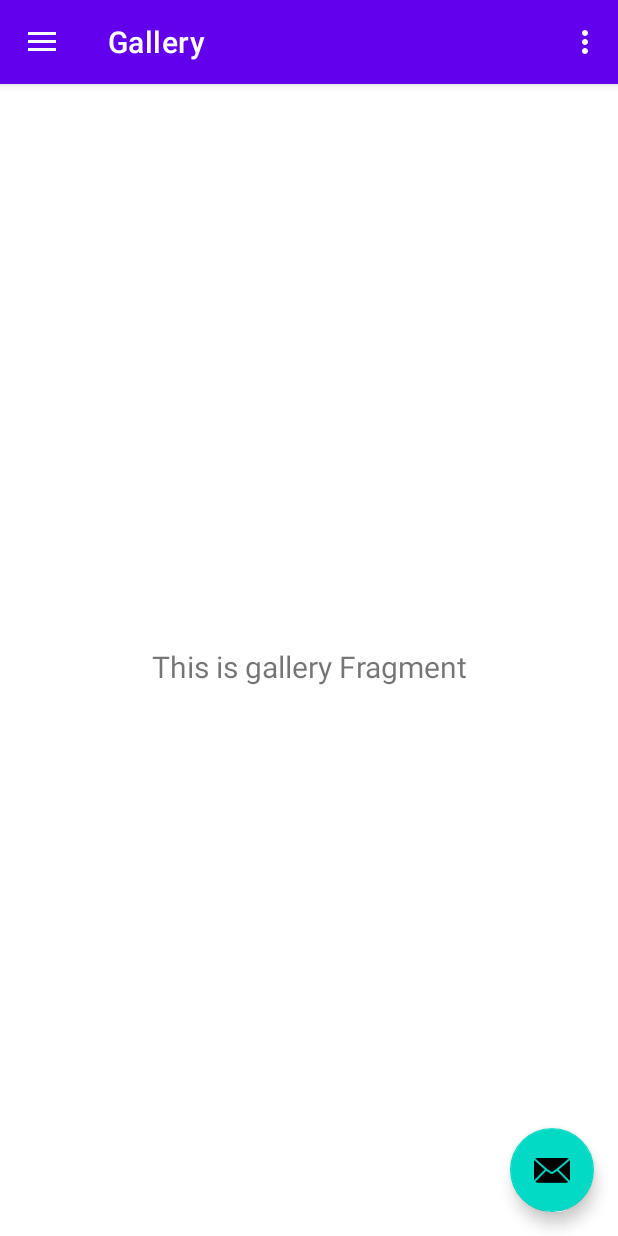
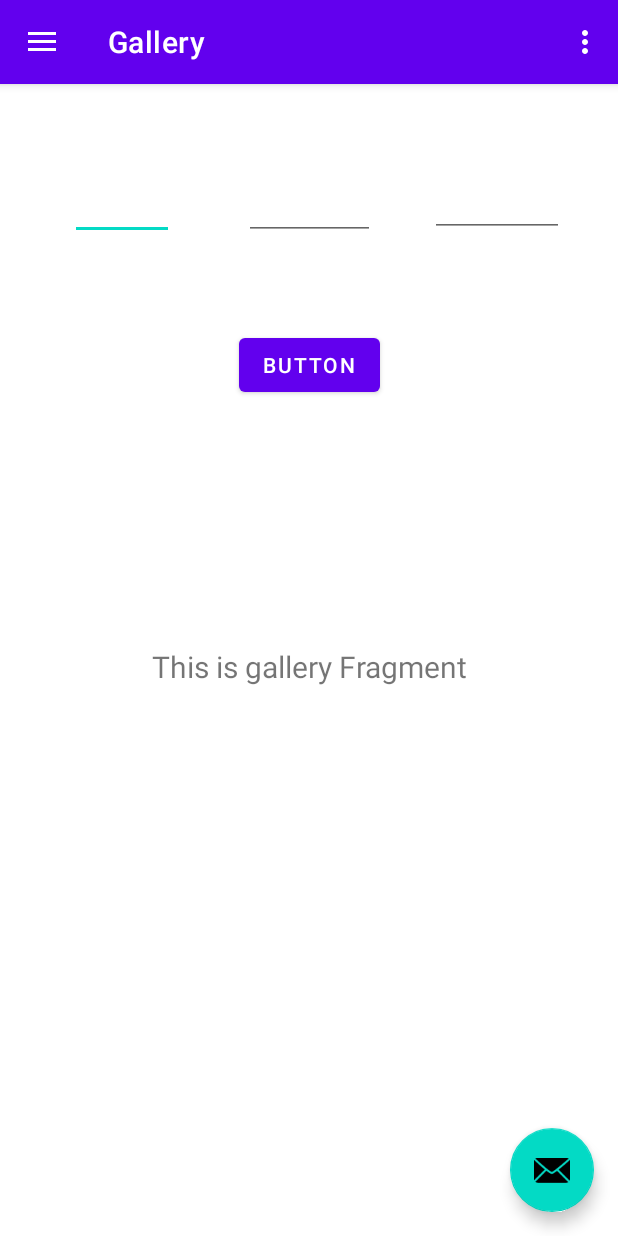
Before and after one commit to MomoZV/aplicacion-curso, an Android app: the screen it shows after launch (MainActivity), in the side drawer, after a tap on "Gallery", on a phone screen of 412 x 824 dp. Run offline under Robolectric (Android 15) with nearby library versions, the phone set to English and light mode, and no system bars; our stand-ins replace navigation-ui.

Commit message:
ultima clase

```diff
--- a/ProyectoAplicacionPrueba/app/src/main/java/com/example/proyectoaplicacionprueba/ui/gallery/GalleryFragment.kt
+++ b/ProyectoAplicacionPrueba/app/src/main/java/com/example/proyectoaplicacionprueba/ui/gallery/GalleryFragment.kt
@@ -17,6 +17,7 @@ class GalleryFragment : Fragment() {
     // onDestroyView.
     private val binding get() = _binding!!
 
+
     override fun onCreateView(
         inflater: LayoutInflater,
         container: ViewGroup?,
@@ -27,12 +28,34 @@ class GalleryFragment : Fragment() {
 
         _binding = FragmentGalleryBinding.inflate(inflater, container, false)
         val root: View = binding.root
+        val boton = binding.button2
+
 
         val textView: TextView = binding.textGallery
         galleryViewModel.text.observe(viewLifecycleOwner) {
             textView.text = it
         }
+        /////////////////////////////////////
+
+        val a = binding.editTextText2
+        val b = binding.editTextText3
+        val c = binding.editTextText4
+
+        /////////////////////////////////////
+
+        boton.setOnClickListener(){
+            textView.text = calculoNumeros(a.text.toString().toFloat(), b.text.toString().toFloat(), c.text.toString().toFloat()).toString()
+        }
         return root
+    }
+
+
+    fun calculoNumeros(a: Float, b: Float, c: Float): Float{
+        var d : Float
+        d = a + b * c
+        d = d / b
+        d = d + a
+        return d
     }
 
     override fun onDestroyView() {
--- a/ProyectoAplicacionPrueba/app/src/main/java/com/example/proyectoaplicacionprueba/ui/home/HomeFragment.kt
+++ b/ProyectoAplicacionPrueba/app/src/main/java/com/example/proyectoaplicacionprueba/ui/home/HomeFragment.kt
@@ -37,8 +37,12 @@ class HomeFragment : Fragment() {
         }
 
         var Boton = binding.button
+        var CapturadorTexto = binding.editTextText
         var contador = 0
-        val catalagoAnimales = arrayOf("Perro", "Gato", "Leon", "Jirafa", "Pajaro", "Tortuga")
+        //val catalagoAnimales = arrayOf("Perro", "Gato", "Leon", "Jirafa", "Pajaro", "Tortuga")
+        val catalagoAnimales = arrayOf("Perro", "Gato", "Leon")
+
+        val cantidadAnimales = arrayOf(0, 0, 0, 0, 0, 0)
         //val catalagoAnimales = arrayOf("Perro")
         var animalSeleccionado = 0
 
@@ -56,9 +60,19 @@ class HomeFragment : Fragment() {
                 textView.text = "El animal seleccionado fue " + catalagoAnimales[animalSeleccionado]
             */
 
+            /*
             animalSeleccionado = Random.nextInt(0, 6)
             textView.text = textView.text.toString() + catalagoAnimales[animalSeleccionado] + "\n"
+             */
 
+            /*
+            textView.text = textView.text.toString() + CapturadorTexto.text.toString() + "\n"
+            CapturadorTexto.text.clear()
+
+             */
+            animalSeleccionado = Random.nextInt(0, 3)
+            cantidadAnimales[animalSeleccionado] += 1
+            textView.text = "Lista animales\n Perro " + cantidadAnimales[0] + "\n Gato " + cantidadAnimales[1] + "\n Leon " + cantidadAnimales[2]
         }
         //////////////////////////////////////////////////////////////////////
 
--- a/ProyectoAplicacionPrueba/app/src/main/res/layout/fragment_gallery.xml
+++ b/ProyectoAplicacionPrueba/app/src/main/res/layout/fragment_gallery.xml
@@ -20,4 +20,47 @@
         app:layout_constraintStart_toStartOf="parent"
         app:layout_constraintTop_toTopOf="parent" />
 
+    <Button
+        android:id="@+id/button2"
+        android:layout_width="wrap_content"
+        android:layout_height="wrap_content"
+        android:text="Button"
+        app:layout_constraintBottom_toTopOf="@+id/text_gallery"
+        app:layout_constraintEnd_toEndOf="parent"
+        app:layout_constraintStart_toStartOf="parent"
+        app:layout_constraintTop_toTopOf="parent" />
+
+    <EditText
+        android:id="@+id/editTextText2"
+        android:layout_width="69dp"
+        android:layout_height="44dp"
+        android:ems="10"
+        android:inputType="number|numberDecimal"
+        app:layout_constraintBottom_toTopOf="@+id/button2"
+        app:layout_constraintEnd_toStartOf="@+id/editTextText3"
+        app:layout_constraintStart_toStartOf="parent"
+        app:layout_constraintTop_toTopOf="parent" />
+
+    <EditText
+        android:id="@+id/editTextText3"
+        android:layout_width="87dp"
+        android:layout_height="44dp"
+        android:ems="10"
+        android:inputType="number|numberDecimal"
+        app:layout_constraintBottom_toTopOf="@+id/button2"
+        app:layout_constraintEnd_toEndOf="@+id/button2"
+        app:layout_constraintStart_toStartOf="@+id/button2"
+        app:layout_constraintTop_toTopOf="parent" />
+
+    <EditText
+        android:id="@+id/editTextText4"
+        android:layout_width="89dp"
+        android:layout_height="40dp"
+        android:ems="10"
+        android:inputType="number|numberDecimal"
+        app:layout_constraintBottom_toTopOf="@+id/button2"
+        app:layout_constraintEnd_toEndOf="parent"
+        app:layout_constraintStart_toEndOf="@+id/editTextText3"
+        app:layout_constraintTop_toTopOf="parent" />
+
 </androidx.constraintlayout.widget.ConstraintLayout>
```
Also changed, not shown: ProyectoAplicacionPrueba/app/src/main/res/layout/fragment_home.xml (+24 -1 lines), ProyectoAplicacionPrueba/app/src/main/res/layout/nueva_pantalla.xml (added, +32 -0 lines).
